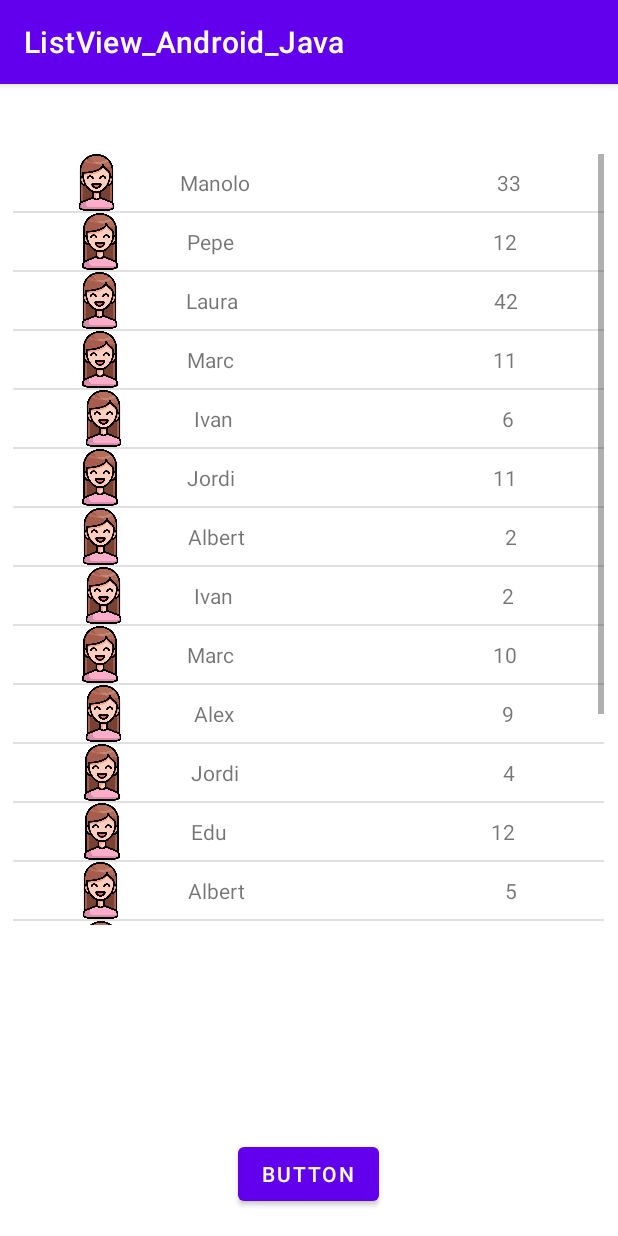
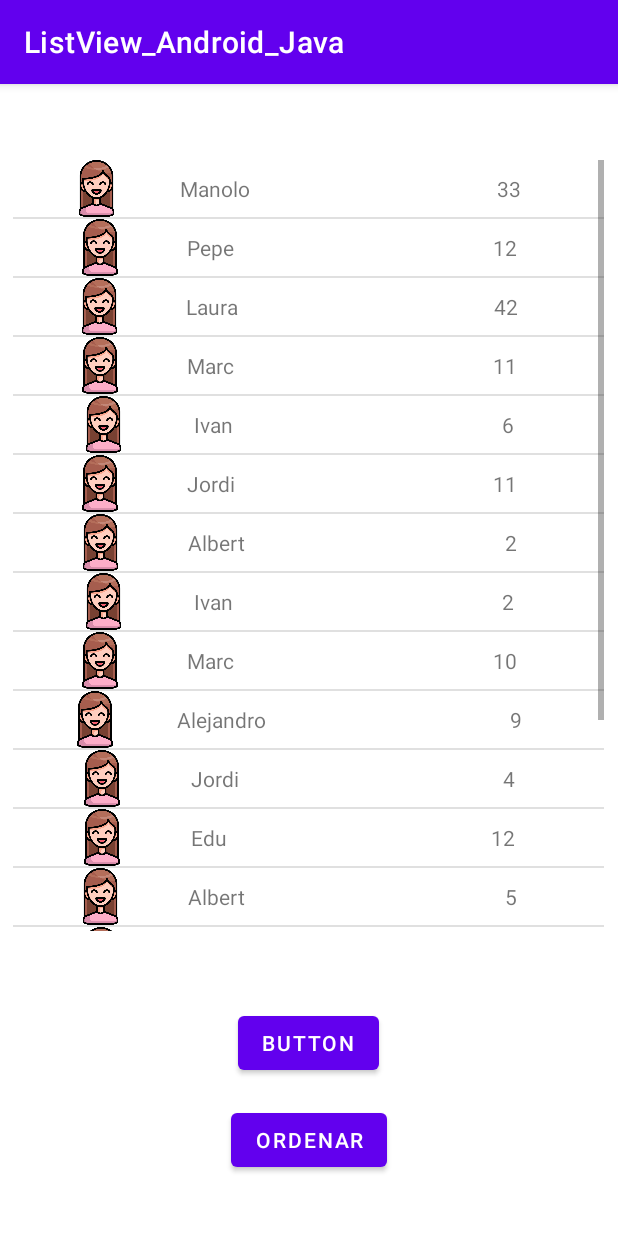
Before and after one commit to irenehernandezvelarde/ListView_Android_Java, an Android app: the screen it shows after launch (MainActivity), after a tap on "BUTTON", on a phone screen of 412 x 824 dp. Run offline under Robolectric (Android 15) with nearby library versions, the phone set to English and light mode, and no system bars.

Commit message:
//Add  "ordenar" button. //Implements onClick function to sort by intents.

```diff
--- a/app/src/main/java/com/example/listview_android_java/MainActivity.java
+++ b/app/src/main/java/com/example/listview_android_java/MainActivity.java
@@ -1,7 +1,9 @@
 package com.example.listview_android_java;
 
+import androidx.annotation.RequiresApi;
 import androidx.appcompat.app.AppCompatActivity;
 
+import android.os.Build;
 import android.os.Bundle;
 import android.os.Bundle;
 import android.view.View;
@@ -9,11 +11,14 @@ import android.view.ViewGroup;
 import android.widget.*;
 
 import androidx.appcompat.app.AppCompatActivity;
-
 import java.util.ArrayList;
+import java.util.Collections;
+import java.util.Comparator;
 import java.util.Random;
 
 public class MainActivity extends AppCompatActivity {
+
+
 
     // Model: Record (intents=puntuació, nom)
     class Record {
@@ -24,9 +29,14 @@ public class MainActivity extends AppCompatActivity {
             intents = _intents;
             nom = _nom;
         }
+        public int getIntents(){
+            return intents;
+        }
+
     }
     // Model = Taula de records: utilitzem ArrayList
     ArrayList<Record> records;
+
 
     // ArrayAdapter serà l'intermediari amb la ListView
     ArrayAdapter<Record> adapter;
@@ -44,7 +54,7 @@ public class MainActivity extends AppCompatActivity {
         listaPersonas.add("Isma");
         listaPersonas.add("Jordi");
         listaPersonas.add("Pablo");
-        listaPersonas.add("Alex");
+        listaPersonas.add("Alejandro");
         listaPersonas.add("Borja");
         listaPersonas.add("Erik");
         listaPersonas.add("David");
@@ -55,6 +65,7 @@ public class MainActivity extends AppCompatActivity {
 
         // Inicialitzem model
         records = new ArrayList<Record>();
+
         // Afegim alguns exemples
         records.add( new Record(33,"Manolo") );
         records.add( new Record(12,"Pepe") );
@@ -75,7 +86,6 @@ public class MainActivity extends AppCompatActivity {
                 ((TextView) convertView.findViewById(R.id.nom)).setText(getItem(pos).nom);
                 ((TextView) convertView.findViewById(R.id.intents)).setText(Integer.toString(getItem(pos).intents));
 
-                //final ImageView personitas = findViewById(R.id.imagen);
                 int[] images = {R.drawable.hombre,R.drawable.mujer};
                 Random rand = new Random();
                 ImageView imagen = convertView.findViewById(R.id.imagen);
@@ -103,5 +113,16 @@ public class MainActivity extends AppCompatActivity {
                 adapter.notifyDataSetChanged();
             }
         });
+        Button bu = (Button) findViewById(R.id.ordena);
+        bu.setOnClickListener(new View.OnClickListener() {
+            @RequiresApi(api = Build.VERSION_CODES.N)
+            @Override
+            public void onClick(View v) {
+                Collections.sort(records, Comparator.comparing(Record::getIntents).thenComparing(Record::getIntents));
+                // notificar l'adapter dels canvis al model
+                adapter.notifyDataSetChanged();
+            }
+        });
     }
+
 }
--- a/app/src/main/res/layout/activity_main.xml
+++ b/app/src/main/res/layout/activity_main.xml
@@ -16,16 +16,26 @@
         app:layout_constraintHorizontal_bias="0.498"
         app:layout_constraintStart_toStartOf="parent"
         app:layout_constraintTop_toTopOf="parent"
-        app:layout_constraintVertical_bias="0.976" />
+        app:layout_constraintVertical_bias="0.855" />
 
     <ListView
         android:id="@+id/recordsView"
         android:layout_width="394dp"
         android:layout_height="514dp"
-        app:layout_constraintBottom_toBottomOf="parent"
+        app:layout_constraintBottom_toTopOf="@+id/button"
         app:layout_constraintEnd_toEndOf="parent"
         app:layout_constraintHorizontal_bias="0.47"
         app:layout_constraintStart_toStartOf="parent"
-        app:layout_constraintTop_toTopOf="parent"
-        app:layout_constraintVertical_bias="0.184" />
+        app:layout_constraintTop_toTopOf="parent" />
+
+    <Button
+        android:id="@+id/ordena"
+        android:layout_width="wrap_content"
+        android:layout_height="wrap_content"
+        android:text="Ordenar"
+        app:layout_constraintBottom_toBottomOf="parent"
+        app:layout_constraintEnd_toEndOf="parent"
+        app:layout_constraintStart_toStartOf="parent"
+        app:layout_constraintTop_toBottomOf="@+id/button"
+        app:layout_constraintVertical_bias="0.294" />
 </androidx.constraintlayout.widget.ConstraintLayout>
```
